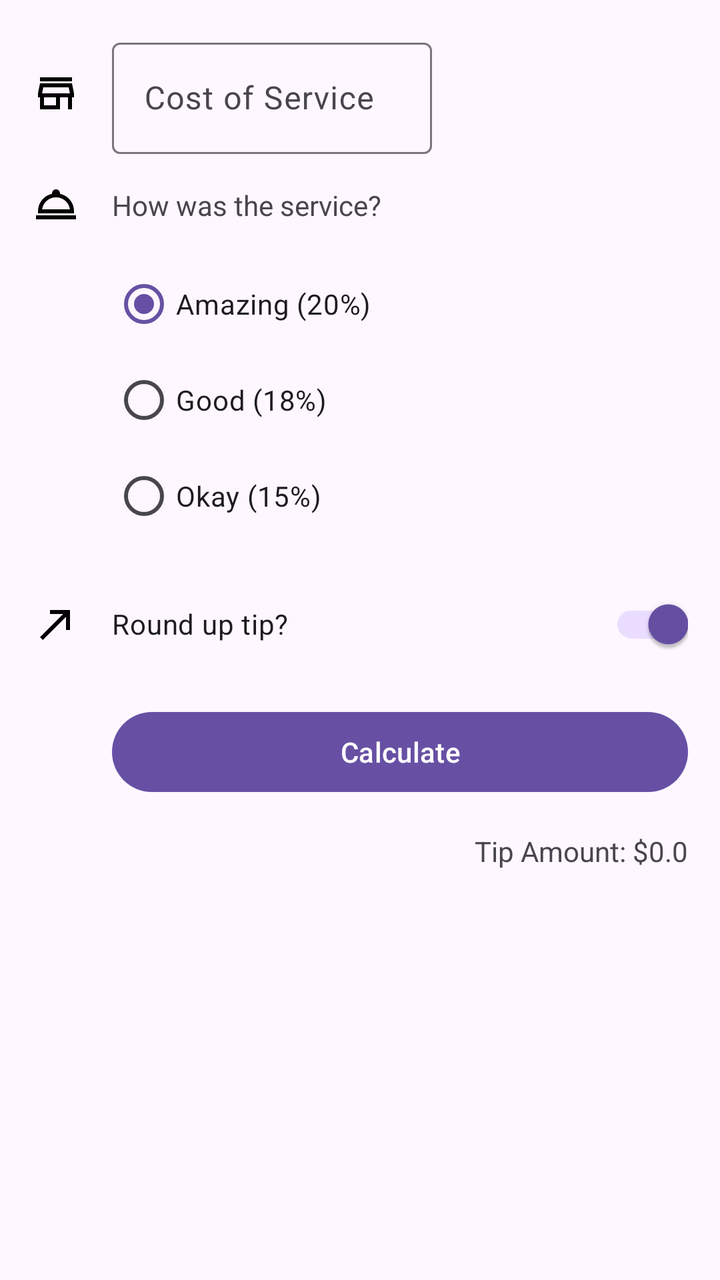
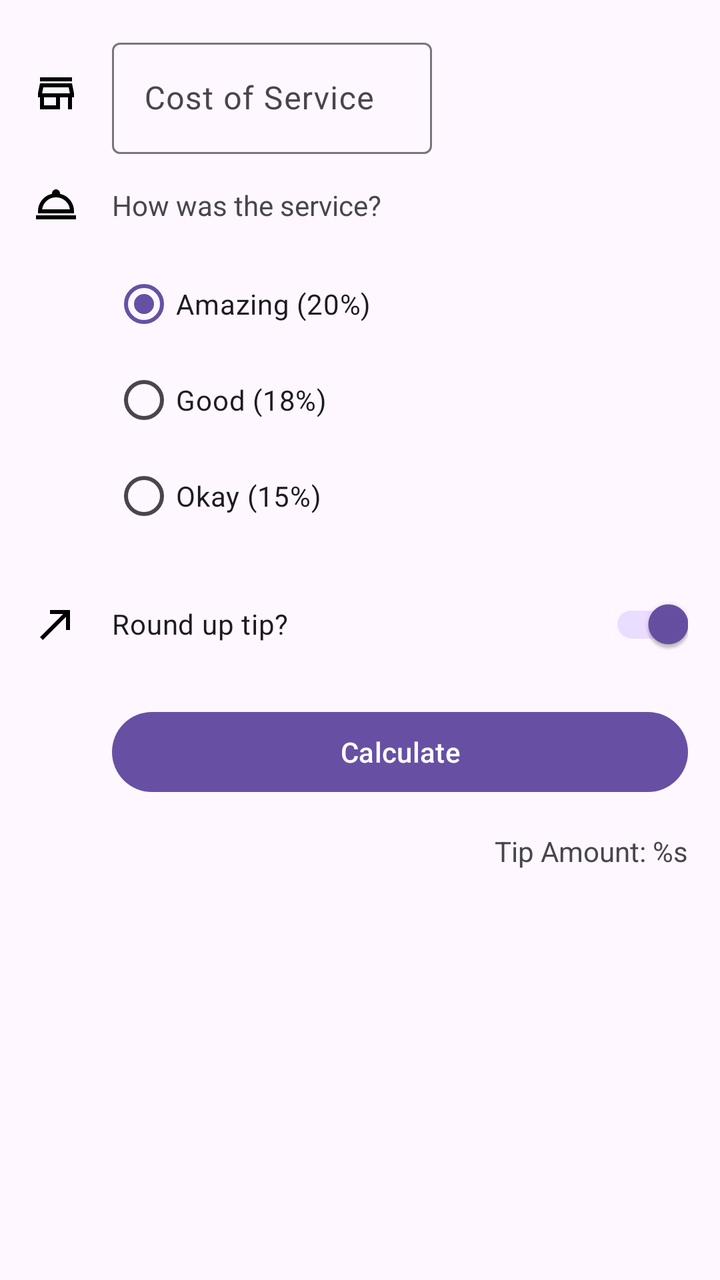

Screens rendered from an Android XML layout before and after an edit, with the pre-edit source and the edit as a unified diff.
<!-- AndroidManifest.xml: application theme Theme.TipTime -->
<!-- res/layout/activity_main.xml -->
<?xml version="1.0" encoding="utf-8"?>
<androidx.constraintlayout.widget.ConstraintLayout xmlns:android="http://schemas.android.com/apk/res/android"
    xmlns:app="http://schemas.android.com/apk/res-auto"
    xmlns:tools="http://schemas.android.com/tools"
    android:id="@+id/main"
    android:layout_width="match_parent"
    android:layout_height="match_parent"
    tools:context=".MainActivity">

    <ImageView
        android:id="@+id/icon_cost_of_service"
        android:layout_width="wrap_content"
        android:layout_height="wrap_content"
        android:layout_marginStart="16dp"
        android:importantForAccessibility="no"
        app:layout_constraintBottom_toBottomOf="@+id/cost_of_service_edit_text"
        app:layout_constraintStart_toStartOf="parent"
        app:layout_constraintTop_toTopOf="@+id/cost_of_service_edit_text"
        app:srcCompat="@drawable/ic_store" />

    <com.google.android.material.textfield.TextInputLayout
        android:id="@+id/cost_of_service_edit_text"
        android:layout_width="160dp"
        android:layout_height="wrap_content"
        android:layout_marginStart="16dp"
        android:layout_marginTop="16dp"
        android:hint="Cost of Service"
        app:layout_constraintStart_toEndOf="@+id/icon_cost_of_service"
        app:layout_constraintTop_toTopOf="parent">

        <com.google.android.material.textfield.TextInputEditText
            android:id="@+id/cost_of_service"
            android:layout_width="match_parent"
            android:layout_height="wrap_content"
            android:inputType="numberDecimal" />

    </com.google.android.material.textfield.TextInputLayout>

    <ImageView
        android:id="@+id/icon_service_question"
        android:layout_width="wrap_content"
        android:layout_height="wrap_content"
        android:importantForAccessibility="no"
        app:layout_constraintBottom_toBottomOf="@+id/service_question"
        app:layout_constraintStart_toStartOf="@+id/icon_cost_of_service"
        app:layout_constraintTop_toTopOf="@+id/service_question"
        app:srcCompat="@drawable/ic_service" />

    <TextView
        android:id="@+id/service_question"
        android:layout_width="wrap_content"
        android:layout_height="wrap_content"
        android:layout_marginTop="16dp"
        android:text="How was the service?"
        app:layout_constraintStart_toStartOf="@+id/cost_of_service_edit_text"
        app:layout_constraintTop_toBottomOf="@+id/cost_of_service_edit_text" />

    <RadioGroup
        android:id="@+id/tip_option"
        android:layout_width="wrap_content"
        android:layout_height="wrap_content"
        android:layout_marginTop="16dp"
        app:layout_constraintStart_toStartOf="@+id/service_question"
        app:layout_constraintTop_toBottomOf="@+id/service_question" >

        <RadioButton
            android:id="@+id/option_twenty_percent"
            android:layout_width="match_parent"
            android:layout_height="wrap_content"
            android:checked="true"
            android:text="Amazing (20%)" />

        <RadioButton
            android:id="@+id/option_eighteen_percent"
            android:layout_width="match_parent"
            android:layout_height="wrap_content"
            android:text="Good (18%)" />

        <RadioButton
            android:id="@+id/option_fifteen_percent"
            android:layout_width="match_parent"
            android:layout_height="wrap_content"
            android:text="Okay (15%)" />
    </RadioGroup>

    <ImageView
        android:id="@+id/imageView3"
        android:layout_width="wrap_content"
        android:layout_height="wrap_content"
        android:importantForAccessibility="no"
        app:layout_constraintBottom_toBottomOf="@+id/round_up_switch"
        app:layout_constraintStart_toStartOf="@+id/icon_service_question"
        app:layout_constraintTop_toTopOf="@+id/round_up_switch"
        app:srcCompat="@drawable/ic_round_up" />

    <androidx.appcompat.widget.SwitchCompat
        android:id="@+id/round_up_switch"
        android:layout_width="0dp"
        android:layout_height="wrap_content"
        android:layout_marginTop="16dp"
        android:layout_marginEnd="16dp"
        android:checked="true"
        android:text="Round up tip?"
        app:layout_constraintEnd_toEndOf="parent"
        app:layout_constraintStart_toStartOf="@+id/tip_option"
        app:layout_constraintTop_toBottomOf="@+id/tip_option" />

    <Button
        android:id="@+id/calculate_button"
        android:layout_width="0dp"
        android:layout_height="wrap_content"
        android:layout_marginTop="16dp"
        android:text="Calculate"
        app:layout_constraintEnd_toEndOf="@+id/round_up_switch"
        app:layout_constraintStart_toStartOf="@+id/round_up_switch"
        app:layout_constraintTop_toBottomOf="@+id/round_up_switch" />

    <TextView
        android:id="@+id/tip_result"
        android:layout_width="wrap_content"
        android:layout_height="wrap_content"
        android:layout_marginTop="16dp"
        android:text="Tip Amount: $0.0"
        app:layout_constraintEnd_toEndOf="@+id/calculate_button"
        app:layout_constraintTop_toBottomOf="@+id/calculate_button" />

</androidx.constraintlayout.widget.ConstraintLayout>
<!-- resources referenced by this layout -->
<resources>
  <!-- drawable ic_round_up (drawable) -->
  <vector xmlns:android="http://schemas.android.com/apk/res/android" android:autoMirrored="true" android:height="24dp" android:tint="#000000" android:viewportHeight="960" android:viewportWidth="960" android:width="24dp">
        
      <path android:fillColor="@android:color/white" android:pathData="M216,800L160,744L624,280L360,280L360,200L760,200L760,600L680,600L680,336L216,800Z"/>
      
  </vector>
  <!-- drawable ic_service (drawable) -->
  <vector xmlns:android="http://schemas.android.com/apk/res/android" android:height="24dp" android:tint="#000000" android:viewportHeight="960" android:viewportWidth="960" android:width="24dp">
        
      <path android:fillColor="@android:color/white" android:pathData="M80,760L80,680L880,680L880,760L80,760ZM120,640L120,600Q120,472 198.5,374Q277,276 400,250L400,240Q400,207 423.5,183.5Q447,160 480,160Q513,160 536.5,183.5Q560,207 560,240L560,250Q684,276 762,374Q840,472 840,600L840,640L120,640ZM202,560L758,560Q744,456 665,388Q586,320 480,320Q374,320 295.5,388Q217,456 202,560ZM480,560Q480,560 480,560Q480,560 480,560Q480,560 480,560Q480,560 480,560Z"/>
      
  </vector>
  <!-- drawable ic_store (drawable) -->
  <vector xmlns:android="http://schemas.android.com/apk/res/android" android:height="24dp" android:tint="#000000" android:viewportHeight="960" android:viewportWidth="960" android:width="24dp">
        
      <path android:fillColor="@android:color/white" android:pathData="M160,240L160,160L800,160L800,240L160,240ZM160,800L160,560L120,560L120,480L160,280L800,280L840,480L840,560L800,560L800,800L720,800L720,560L560,560L560,800L160,800ZM240,720L480,720L480,560L240,560L240,720ZM202,480L202,480L758,480L758,480L202,480ZM202,480L758,480L734,360L226,360L202,480Z"/>
      
  </vector>
  <style name="Theme.TipTime" parent="Base.Theme.TipTime" />
  <style name="Base.Theme.TipTime" parent="Theme.Material3.DayNight.NoActionBar">
          
          
      </style>
</resources>

<!-- the commit's change to res/layout/activity_main.xml (unified diff, before → after) -->
@@ -1,127 +1,134 @@
 <?xml version="1.0" encoding="utf-8"?>
-<androidx.constraintlayout.widget.ConstraintLayout xmlns:android="http://schemas.android.com/apk/res/android"
+<ScrollView xmlns:android="http://schemas.android.com/apk/res/android"
     xmlns:app="http://schemas.android.com/apk/res-auto"
     xmlns:tools="http://schemas.android.com/tools"
-    android:id="@+id/main"
     android:layout_width="match_parent"
-    android:layout_height="match_parent"
-    tools:context=".MainActivity">
+    android:layout_height="match_parent">
 
-    <ImageView
-        android:id="@+id/icon_cost_of_service"
-        android:layout_width="wrap_content"
+    <androidx.constraintlayout.widget.ConstraintLayout
+        android:id="@+id/main"
+        android:layout_width="match_parent"
         android:layout_height="wrap_content"
-        android:layout_marginStart="16dp"
-        android:importantForAccessibility="no"
-        app:layout_constraintBottom_toBottomOf="@+id/cost_of_service_edit_text"
-        app:layout_constraintStart_toStartOf="parent"
-        app:layout_constraintTop_toTopOf="@+id/cost_of_service_edit_text"
-        app:srcCompat="@drawable/ic_store" />
+        tools:context=".MainActivity">
 
-    <com.google.android.material.textfield.TextInputLayout
-        android:id="@+id/cost_of_service_edit_text"
-        android:layout_width="160dp"
-        android:layout_height="wrap_content"
-        android:layout_marginStart="16dp"
-        android:layout_marginTop="16dp"
-        android:hint="Cost of Service"
-        app:layout_constraintStart_toEndOf="@+id/icon_cost_of_service"
-        app:layout_constraintTop_toTopOf="parent">
+        <ImageView
+            android:id="@+id/icon_cost_of_service"
+            android:layout_width="wrap_content"
+            android:layout_height="wrap_content"
+            android:layout_marginStart="16dp"
+            android:importantForAccessibility="no"
+            app:layout_constraintBottom_toBottomOf="@+id/cost_of_service_edit_text"
+            app:layout_constraintStart_toStartOf="parent"
+            app:layout_constraintTop_toTopOf="@+id/cost_of_service_edit_text"
+            app:srcCompat="@drawable/ic_store" />
 
-        <com.google.android.material.textfield.TextInputEditText
-            android:id="@+id/cost_of_service"
-            android:layout_width="match_parent"
+        <com.google.android.material.textfield.TextInputLayout
+            android:id="@+id/cost_of_service_edit_text"
+            android:layout_width="160dp"
             android:layout_height="wrap_content"
-            android:inputType="numberDecimal" />
+            android:layout_marginStart="16dp"
+            android:layout_marginTop="16dp"
+            android:hint="@string/cost_of_service"
+            app:layout_constraintStart_toEndOf="@+id/icon_cost_of_service"
+            app:layout_constraintTop_toTopOf="parent">
 
-    </com.google.android.material.textfield.TextInputLayout>
+            <com.google.android.material.textfield.TextInputEditText
+                android:id="@+id/cost_of_service"
+                android:layout_width="match_parent"
+                android:layout_height="wrap_content"
+                android:inputType="numberDecimal" />
 
-    <ImageView
-        android:id="@+id/icon_service_question"
-        android:layout_width="wrap_content"
-        android:layout_height="wrap_content"
-        android:importantForAccessibility="no"
-        app:layout_constraintBottom_toBottomOf="@+id/service_question"
-        app:layout_constraintStart_toStartOf="@+id/icon_cost_of_service"
-        app:layout_constraintTop_toTopOf="@+id/service_question"
-        app:srcCompat="@drawable/ic_service" />
+        </com.google.android.material.textfield.TextInputLayout>
 
-    <TextView
-        android:id="@+id/service_question"
-        android:layout_width="wrap_content"
-        android:layout_height="wrap_content"
-        android:layout_marginTop="16dp"
-        android:text="How was the service?"
-        app:layout_constraintStart_toStartOf="@+id/cost_of_service_edit_text"
-        app:layout_constraintTop_toBottomOf="@+id/cost_of_service_edit_text" />
+        <ImageView
+            android:id="@+id/icon_service_question"
+            android:layout_width="wrap_content"
+            android:layout_height="wrap_content"
+            android:importantForAccessibility="no"
 
-    <RadioGroup
-        android:id="@+id/tip_option"
-        android:layout_width="wrap_content"
-        android:layout_height="wrap_content"
-        android:layout_marginTop="16dp"
-        app:layout_constraintStart_toStartOf="@+id/service_question"
-        app:layout_constraintTop_toBottomOf="@+id/service_question" >
+            app:layout_constraintBottom_toBottomOf="@+id/service_question"
+            app:layout_constraintStart_toStartOf="@+id/icon_cost_of_service"
+            app:layout_constraintTop_toTopOf="@+id/service_question"
+            app:srcCompat="@drawable/ic_service" />
 
-        <RadioButton
-            android:id="@+id/option_twenty_percent"
-            android:layout_width="match_parent"
+        <TextView
+            android:id="@+id/service_question"
+            android:layout_width="wrap_content"
             android:layout_height="wrap_content"
+            android:layout_marginTop="16dp"
+            android:text="@string/how_was_the_service"
+            app:layout_constraintStart_toStartOf="@+id/cost_of_service_edit_text"
+            app:layout_constraintTop_toBottomOf="@+id/cost_of_service_edit_text" />
+
+        <RadioGroup
+            android:id="@+id/tip_option"
+            android:layout_width="wrap_content"
+            android:layout_height="wrap_content"
+            android:layout_marginTop="16dp"
+            app:layout_constraintStart_toStartOf="@+id/service_question"
+            app:layout_constraintTop_toBottomOf="@+id/service_question">
+
+            <RadioButton
+                android:id="@+id/option_twenty_percent"
+                android:layout_width="match_parent"
+                android:layout_height="wrap_content"
+                android:checked="true"
+                android:text="@string/amazing_20" />
+
+            <RadioButton
+                android:id="@+id/option_eighteen_percent"
+                android:layout_width="match_parent"
+                android:layout_height="wrap_content"
+                android:text="@string/good_18" />
+
+            <RadioButton
+                android:id="@+id/option_fifteen_percent"
+                android:layout_width="match_parent"
+                android:layout_height="wrap_content"
+                android:text="@string/okay_15" />
+        </RadioGroup>
+
+        <ImageView
+            android:id="@+id/imageView3"
+            android:layout_width="wrap_content"
+            android:layout_height="wrap_content"
+            android:importantForAccessibility="no"
+            app:layout_constraintBottom_toBottomOf="@+id/round_up_switch"
+            app:layout_constraintStart_toStartOf="@+id/icon_service_question"
+            app:layout_constraintTop_toTopOf="@+id/round_up_switch"
+            app:srcCompat="@drawable/ic_round_up" />
+
+        <androidx.appcompat.widget.SwitchCompat
+            android:id="@+id/round_up_switch"
+            android:layout_width="0dp"
+            android:layout_height="wrap_content"
+            android:layout_marginTop="16dp"
+            android:layout_marginEnd="16dp"
             android:checked="true"
-            android:text="Amazing (20%)" />
+            android:text="@string/round_up_tip"
+            app:layout_constraintEnd_toEndOf="parent"
+            app:layout_constraintStart_toStartOf="@+id/tip_option"
+            app:layout_constraintTop_toBottomOf="@+id/tip_option" />
 
-        <RadioButton
-            android:id="@+id/option_eighteen_percent"
-            android:layout_width="match_parent"
+        <Button
+            android:id="@+id/calculate_button"
+            android:layout_width="0dp"
             android:layout_height="wrap_content"
-            android:text="Good (18%)" />
+            android:layout_marginTop="16dp"
+            android:text="@string/calculate"
+            app:layout_constraintEnd_toEndOf="@+id/round_up_switch"
+            app:layout_constraintStart_toStartOf="@+id/round_up_switch"
+            app:layout_constraintTop_toBottomOf="@+id/round_up_switch" />
 
-        <RadioButton
-            android:id="@+id/option_fifteen_percent"
-            android:layout_width="match_parent"
+        <TextView
+            android:id="@+id/tip_result"
+            android:layout_width="wrap_content"
             android:layout_height="wrap_content"
-            android:text="Okay (15%)" />
-    </RadioGroup>
+            android:layout_marginTop="16dp"
+            android:text="@string/tip_amount"
+            app:layout_constraintEnd_toEndOf="@+id/calculate_button"
+            app:layout_constraintTop_toBottomOf="@+id/calculate_button" />
 
-    <ImageView
-        android:id="@+id/imageView3"
-        android:layout_width="wrap_content"
-        android:layout_height="wrap_content"
-        android:importantForAccessibility="no"
-        app:layout_constraintBottom_toBottomOf="@+id/round_up_switch"
-        app:layout_constraintStart_toStartOf="@+id/icon_service_question"
-        app:layout_constraintTop_toTopOf="@+id/round_up_switch"
-        app:srcCompat="@drawable/ic_round_up" />
+    </androidx.constraintlayout.widget.ConstraintLayout>
 
-    <androidx.appcompat.widget.SwitchCompat
-        android:id="@+id/round_up_switch"
-        android:layout_width="0dp"
-        android:layout_height="wrap_content"
-        android:layout_marginTop="16dp"
-        android:layout_marginEnd="16dp"
-        android:checked="true"
-        android:text="Round up tip?"
-        app:layout_constraintEnd_toEndOf="parent"
-        app:layout_constraintStart_toStartOf="@+id/tip_option"
-        app:layout_constraintTop_toBottomOf="@+id/tip_option" />
-
-    <Button
-        android:id="@+id/calculate_button"
-        android:layout_width="0dp"
-        android:layout_height="wrap_content"
-        android:layout_marginTop="16dp"
-        android:text="Calculate"
-        app:layout_constraintEnd_toEndOf="@+id/round_up_switch"
-        app:layout_constraintStart_toStartOf="@+id/round_up_switch"
-        app:layout_constraintTop_toBottomOf="@+id/round_up_switch" />
-
-    <TextView
-        android:id="@+id/tip_result"
-        android:layout_width="wrap_content"
-        android:layout_height="wrap_content"
-        android:layout_marginTop="16dp"
-        android:text="Tip Amount: $0.0"
-        app:layout_constraintEnd_toEndOf="@+id/calculate_button"
-        app:layout_constraintTop_toBottomOf="@+id/calculate_button" />
-
-</androidx.constraintlayout.widget.ConstraintLayout>
+</ScrollView>
<!-- resource entries referenced after the edit -->
@@ -18,6 +18,14 @@
       <path android:fillColor="@android:color/white" android:pathData="M160,240L160,160L800,160L800,240L160,240ZM160,800L160,560L120,560L120,480L160,280L800,280L840,480L840,560L800,560L800,800L720,800L720,560L560,560L560,800L160,800ZM240,720L480,720L480,560L240,560L240,720ZM202,480L202,480L758,480L758,480L202,480ZM202,480L758,480L734,360L226,360L202,480Z"/>
       
   </vector>
+  <string name="amazing_20">Amazing (20%)</string>
+  <string name="calculate">Calculate</string>
+  <string name="cost_of_service">Cost of Service</string>
+  <string name="good_18">Good (18%)</string>
+  <string name="how_was_the_service">How was the service?</string>
+  <string name="okay_15">Okay (15%)</string>
+  <string name="round_up_tip">Round up tip?</string>
+  <string name="tip_amount">Tip Amount: %s</string>
   <style name="Theme.TipTime" parent="Base.Theme.TipTime" />
   <style name="Base.Theme.TipTime" parent="Theme.Material3.DayNight.NoActionBar">
           
